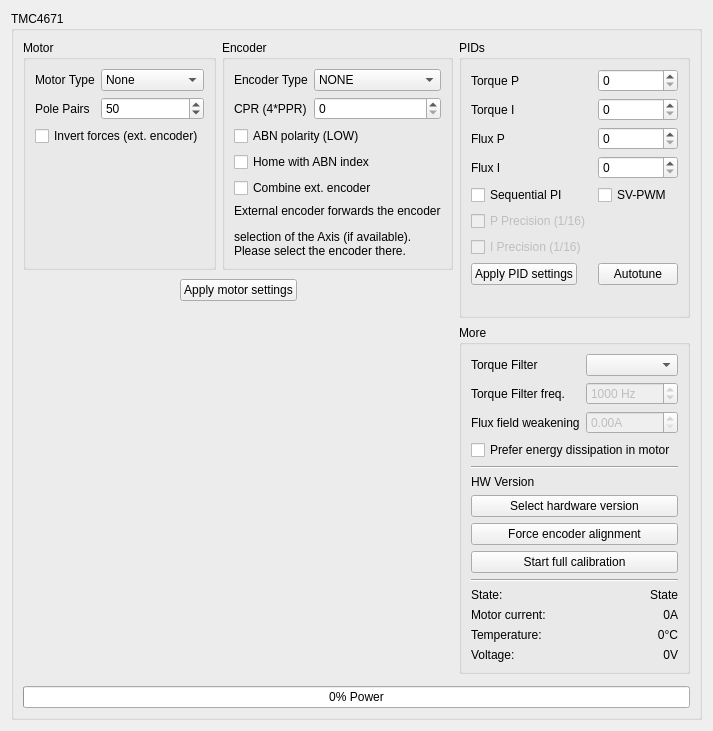
First picture: the form in res/tmc4671_ui.ui, repository Ultrawipf/OpenFFBoard-configurator, before the edit.
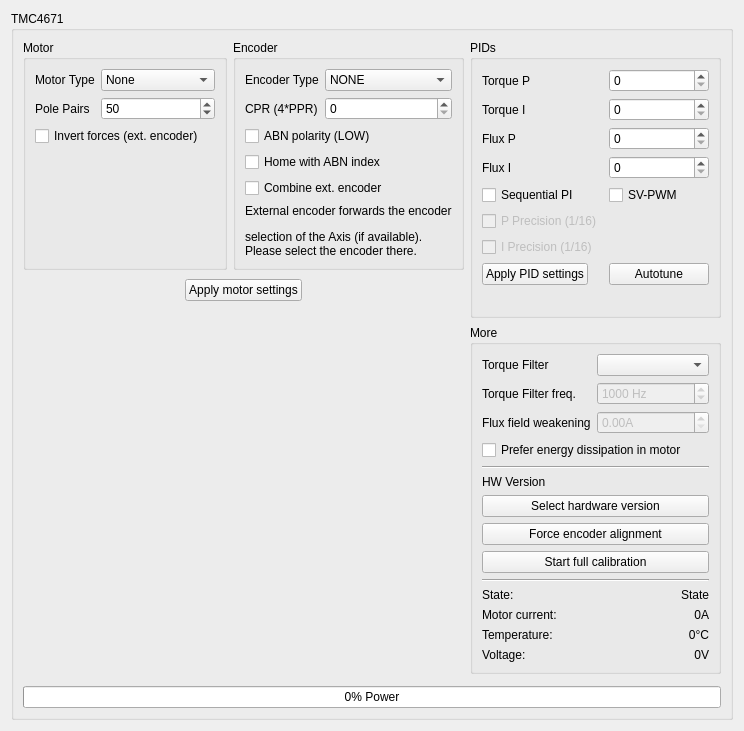
Second picture: the form after the edit. Custom widgets are drawn as their Qt base class.

Diff of the .ui file:
```diff
--- a/res/tmc4671_ui.ui
+++ b/res/tmc4671_ui.ui
@@ -6,7 +6,7 @@
    <rect>
     <x>0</x>
     <y>0</y>
-    <width>707</width>
+    <width>744</width>
     <height>731</height>
    </rect>
   </property>
@@ -159,6 +159,12 @@
          </item>
          <item row="0" column="1">
           <widget class="QSpinBox" name="spinBox_tp">
+           <property name="minimumSize">
+            <size>
+             <width>100</width>
+             <height>0</height>
+            </size>
+           </property>
            <property name="keyboardTracking">
             <bool>false</bool>
            </property>
@@ -176,6 +182,12 @@
          </item>
          <item row="1" column="1">
           <widget class="QSpinBox" name="spinBox_ti">
+           <property name="minimumSize">
+            <size>
+             <width>100</width>
+             <height>0</height>
+            </size>
+           </property>
            <property name="keyboardTracking">
             <bool>false</bool>
            </property>
@@ -193,6 +205,12 @@
          </item>
          <item row="2" column="1">
           <widget class="QSpinBox" name="spinBox_fp">
+           <property name="minimumSize">
+            <size>
+             <width>100</width>
+             <height>0</height>
+            </size>
+           </property>
            <property name="keyboardTracking">
             <bool>false</bool>
            </property>
@@ -210,6 +228,12 @@
          </item>
          <item row="3" column="1">
           <widget class="QSpinBox" name="spinBox_fi">
+           <property name="minimumSize">
+            <size>
+             <width>100</width>
+             <height>0</height>
+            </size>
+           </property>
            <property name="keyboardTracking">
             <bool>false</bool>
            </property>
@@ -470,6 +494,12 @@
            <property name="enabled">
             <bool>false</bool>
            </property>
+           <property name="minimumSize">
+            <size>
+             <width>100</width>
+             <height>0</height>
+            </size>
+           </property>
            <property name="suffix">
             <string> Hz</string>
            </property>
@@ -499,6 +529,12 @@
            <property name="enabled">
             <bool>false</bool>
            </property>
+           <property name="minimumSize">
+            <size>
+             <width>100</width>
+             <height>0</height>
+            </size>
+           </property>
            <property name="toolTip">
             <string>&lt;html&gt;&lt;head/&gt;&lt;body&gt;&lt;p&gt;Caution: can increase max speed but can also cause steppers to accelerate exponentially if too high&lt;/p&gt;&lt;/body&gt;&lt;/html&gt;</string>
            </property>
```
